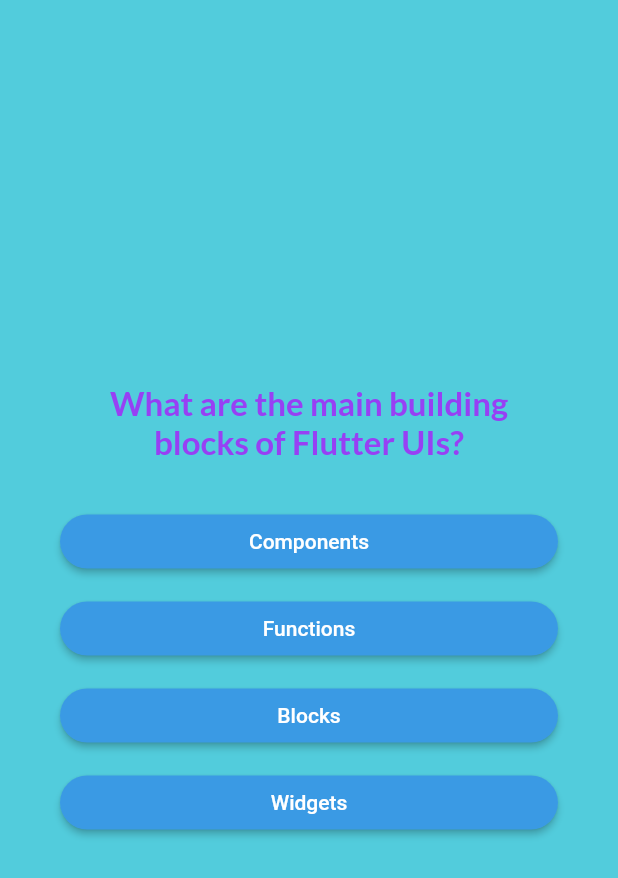
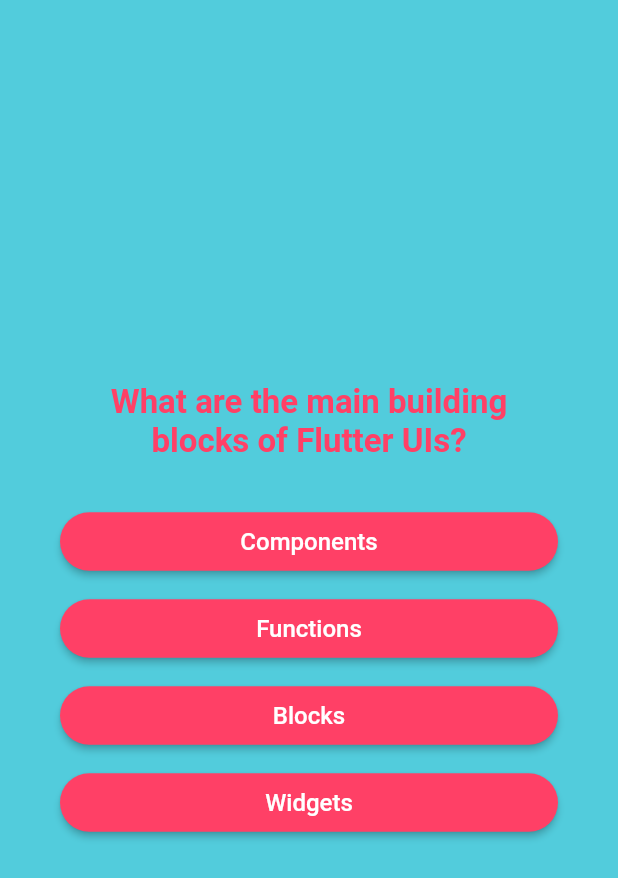
Before and after one commit to maithanhtrong1113/dartCourse, a Flutter app: the screen it shows after launch, after a tap on "Start Quiz", on a phone screen of 412 x 824 dp. Shown: the top 878 px of the screen. Run offline on Flutter 3.47's test engine with Material 2 defaults, Android fonts, the phone set to English and light mode, and no system bars; our stand-ins replace google_fonts.

Commit message:
add style

```diff
--- a/lib/answer_button.dart
+++ b/lib/answer_button.dart
@@ -22,7 +22,7 @@ class AnswerButton extends StatelessWidget {
               vertical: 10,
               horizontal: 40,
             ),
-            backgroundColor: Color.fromARGB(255, 58, 154, 228),
+            backgroundColor: const Color.fromARGB(255, 255, 64, 102),
             foregroundColor: Colors.white,
             shape: RoundedRectangleBorder(
               borderRadius: BorderRadius.circular(40),
@@ -31,6 +31,9 @@ class AnswerButton extends StatelessWidget {
           child: Text(
             answerText,
             textAlign: TextAlign.center,
+            style: const TextStyle(
+              fontSize: 16,
+            ),
           ),
         ),
         const SizedBox(
--- a/lib/questions_screen.dart
+++ b/lib/questions_screen.dart
@@ -43,8 +43,8 @@ class _QuestionsScreenState extends State<QuestionsScreen> {
           children: [
             Text(
               currentQuestion.text,
-              style: GoogleFonts.lato(
-                color: const Color.fromARGB(255, 151, 64, 244),
+              style: GoogleFonts.aBeeZee(
+                color: const Color.fromARGB(255, 255, 64, 102),
                 fontSize: 22,
                 fontWeight: FontWeight.bold,
               ),
--- a/lib/questions_summary.dart
+++ b/lib/questions_summary.dart
@@ -63,7 +63,8 @@ class QuestionsSummary extends StatelessWidget {
                             'Correct Answer: ${data['correct_answer']}',
                             style: const TextStyle(
                                 color: Color.fromARGB(255, 10, 7, 190),
-                                fontSize: 18),
+                                fontSize: 18,
+                                fontWeight: FontWeight.bold),
                           ),
                         ],
                       ),
--- a/lib/start_screen.dart
+++ b/lib/start_screen.dart
@@ -1,6 +1,5 @@
 import 'package:flutter/material.dart';
 import 'package:google_fonts/google_fonts.dart';
-import 'package:frist_app/data/questions.dart';
 
 class StartScreen extends StatelessWidget {
   const StartScreen(this.startQuiz, {super.key});
@@ -12,39 +11,35 @@ class StartScreen extends StatelessWidget {
     return Center(
       child: Column(
         mainAxisSize: MainAxisSize.min,
+        crossAxisAlignment: CrossAxisAlignment.center,
         children: [
           Image.asset(
             'assets/images/quiz-logo.png',
             width: 300,
             color: const Color.fromARGB(150, 255, 255, 255),
           ),
-          // Opacity(
-          //   opacity: 0.6,
-          //   child: Image.asset(
-          //     'assets/images/quiz-logo.png',
-          //     width: 300,
-          //   ),
-          // ),
           const SizedBox(height: 80),
           Text(
             'Learn Flutter the fun way!',
             style: GoogleFonts.lato(
-              color: const Color.fromARGB(255, 237, 223, 252),
+              fontWeight: FontWeight.bold,
+              color: const Color.fromARGB(255, 255, 64, 102),
               fontSize: 24,
             ),
           ),
           const SizedBox(height: 30),
           Padding(
-            padding: const EdgeInsets.all(10),
+            padding: const EdgeInsets.all(20),
             child: OutlinedButton.icon(
               onPressed: startQuiz,
               style: OutlinedButton.styleFrom(
-                foregroundColor: Colors.white,
+                minimumSize: const Size(200, 50),
+                foregroundColor: const Color.fromARGB(255, 255, 64, 102),
               ),
               icon: const Icon(Icons.arrow_right_alt),
               label: const Text(
                 'Start Quiz',
-                style: TextStyle(fontSize: 18),
+                style: TextStyle(fontSize: 20),
               ),
             ),
           )
```
Also changed, not shown: 1 other file.
